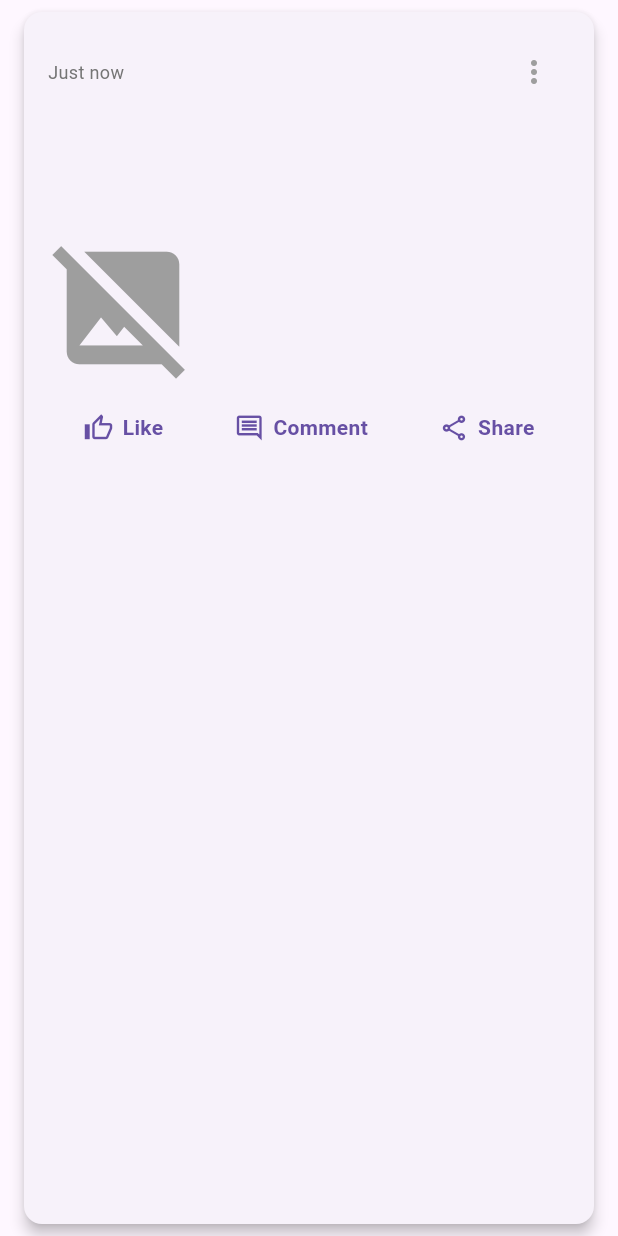
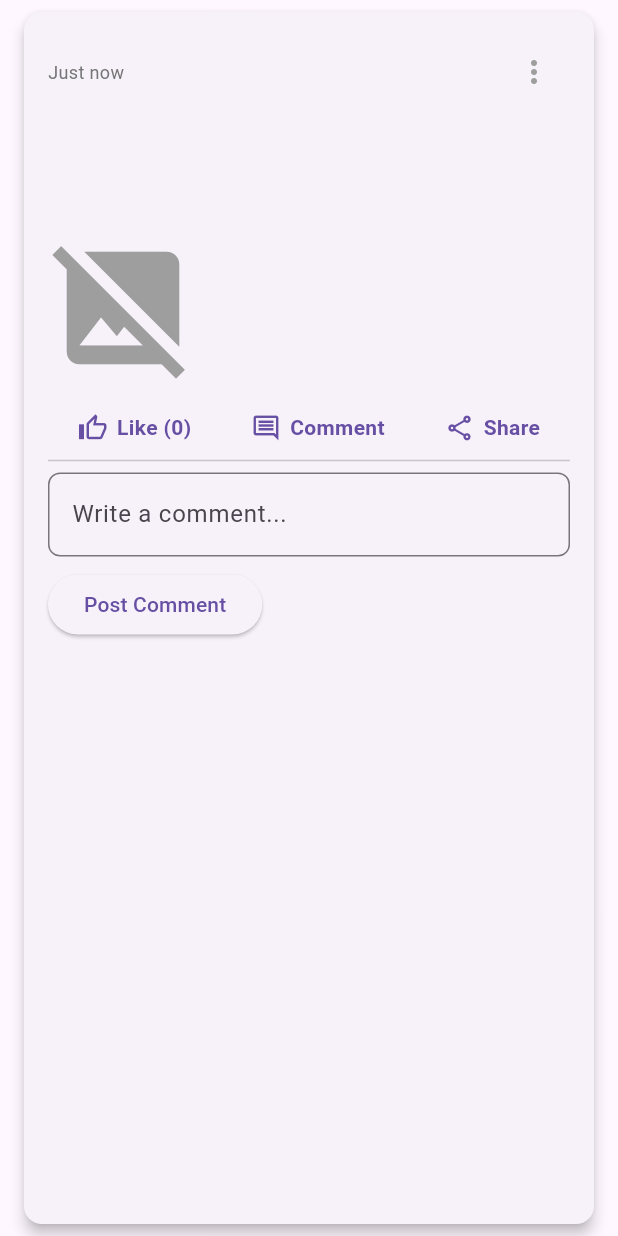
Before and after one commit to SaiKyawZinHtoo/supabase_imagetest, a Flutter app: the PostCard widget shown alone on an empty page, opened directly with empty values, after a tap on "Comment", on a phone screen of 412 x 824 dp. Run offline on Flutter 3.47's test engine with Material 3 defaults, Android fonts, the phone set to English and light mode, and no system bars; our stand-ins replace image_picker, supabase_flutter; accounts and stored records are empty.

Commit message:
Add like and comment functionality to PostCard widget with UI updates

```diff
--- a/lib/pages/postCard.dart
+++ b/lib/pages/postCard.dart
@@ -24,6 +24,9 @@ class PostCard extends StatefulWidget {
 
 class _PostCardState extends State<PostCard> {
   bool _isDeleted = false;
+  int _likeCount = 0;
+  bool _isCommentSectionVisible = false;
+  final TextEditingController _commentController = TextEditingController();
 
   Future<void> _deletePost(BuildContext context, String postId) async {
     final supabaseClient = Supabase.instance.client;
@@ -194,21 +197,60 @@ class _PostCardState extends State<PostCard> {
               children: [
                 _buildActionButton(
                   icon: Icons.thumb_up_alt_outlined,
-                  label: 'Like',
+                  label: 'Like ($_likeCount)',
                   context: context,
+                  onTap: () {
+                    setState(() {
+                      _likeCount++;
+                    });
+                  },
                 ),
                 _buildActionButton(
                   icon: Icons.comment_outlined,
                   label: 'Comment',
                   context: context,
+                  onTap: () {
+                    setState(() {
+                      _isCommentSectionVisible = !_isCommentSectionVisible;
+                    });
+                  },
                 ),
                 _buildActionButton(
                   icon: Icons.share_outlined,
                   label: 'Share',
                   context: context,
+                  onTap: () {
+                    // Share functionality here
+                  },
                 ),
               ],
             ),
+
+            // Comment Section
+            if (_isCommentSectionVisible) ...[
+              const Divider(),
+              TextField(
+                controller: _commentController,
+                decoration: InputDecoration(
+                  hintText: 'Write a comment...',
+                  border: OutlineInputBorder(
+                    borderRadius: BorderRadius.circular(8),
+                  ),
+                ),
+              ),
+              const SizedBox(height: 8),
+              ElevatedButton(
+                onPressed: () {
+                  // Handle comment submission
+                  _commentController.clear();
+                  setState(() {
+                    _isCommentSectionVisible = false;
+                  });
+                  _showSnackBar(context, 'Comment added!');
+                },
+                child: const Text('Post Comment'),
+              ),
+            ],
           ],
         ),
       ),
@@ -219,11 +261,10 @@ class _PostCardState extends State<PostCard> {
     required IconData icon,
     required String label,
     required BuildContext context,
+    required VoidCallback onTap,
   }) {
     return InkWell(
-      onTap: () {
-        // Handle button actions
-      },
+      onTap: onTap,
       borderRadius: BorderRadius.circular(8),
       child: Padding(
         padding: const EdgeInsets.symmetric(horizontal: 8, vertical: 4),
```
